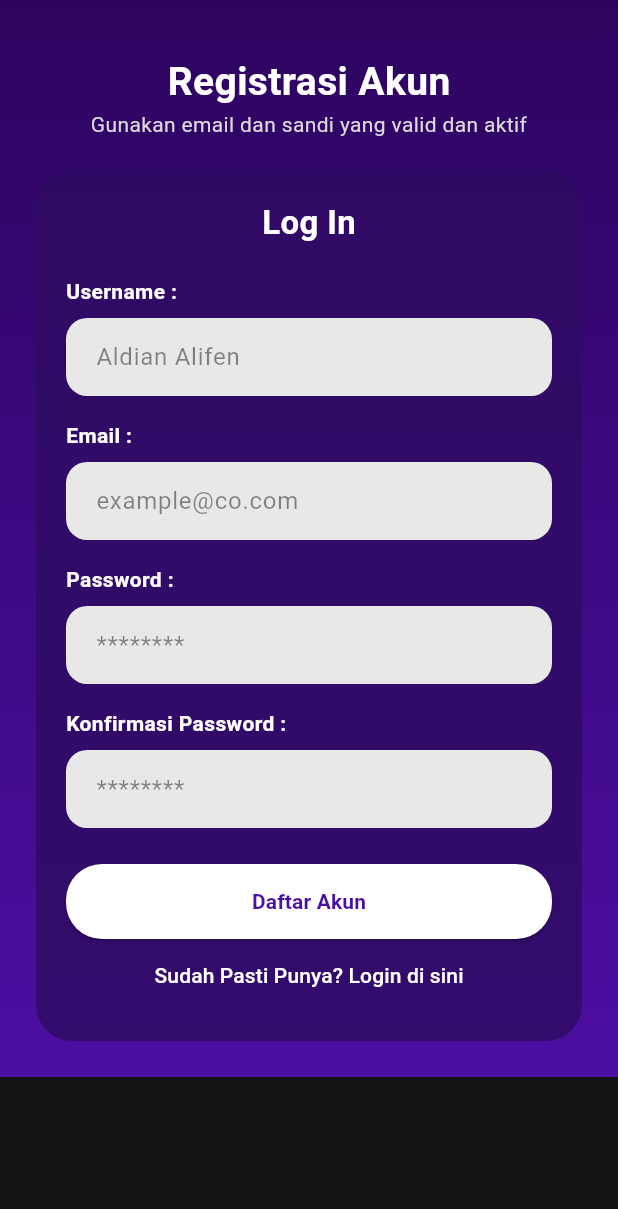
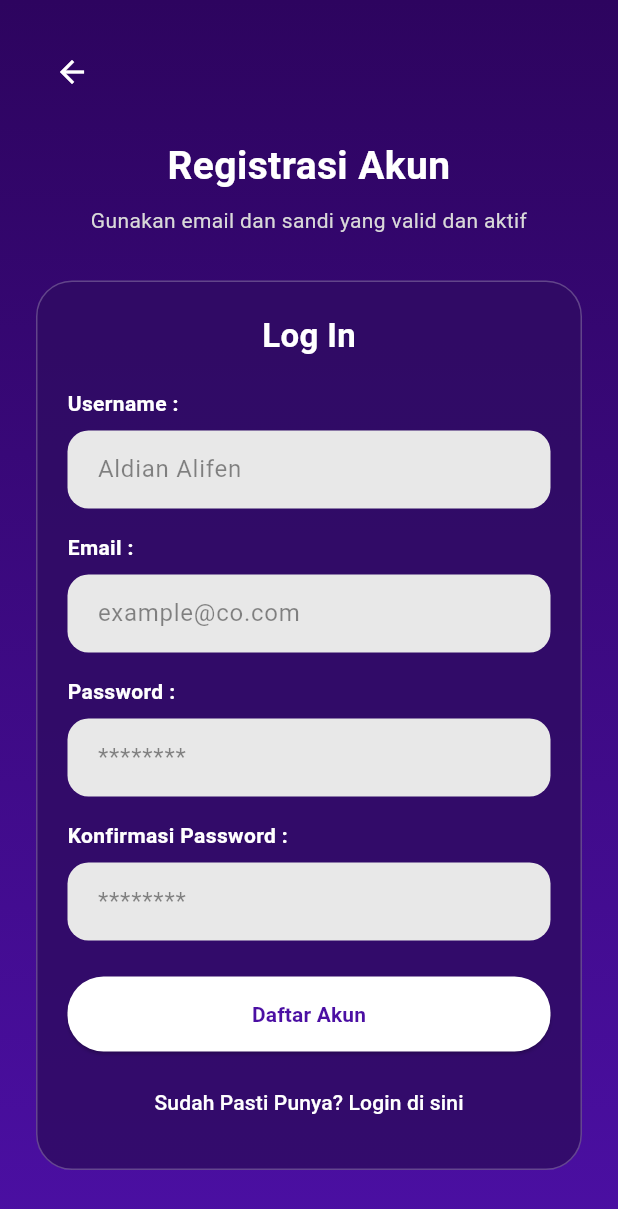
Before and after one commit to arhan321/klik_billiard, a Flutter app: the RegisterView screen opened by its route, on a phone screen of 412 x 824 dp. Shown: the top 1209 px of the screen. Run offline on Flutter 3.47's test engine with Material 3 defaults, Android fonts, the phone set to English and light mode, and no system bars.

Commit message:
perubahan_register

```diff
--- a/lib/modules/auth/register_view.dart
+++ b/lib/modules/auth/register_view.dart
@@ -3,7 +3,6 @@ import '../../core/app_colors.dart';
 import '../../routes/app_routes.dart';
 import '../../shared/widgets/custom_button.dart';
 import '../../shared/widgets/custom_text_field.dart';
-import '../../shared/widgets/page_container.dart';
 
 class RegisterView extends StatelessWidget {
   const RegisterView({super.key});
@@ -11,31 +10,72 @@ class RegisterView extends StatelessWidget {
   @override
   Widget build(BuildContext context) {
     return Scaffold(
-      body: PageContainer(
+      body: Container(
+        width: double.infinity,
+        height: double.infinity,
+        decoration: const BoxDecoration(
+          gradient: LinearGradient(
+            colors: [AppColors.primaryDark, AppColors.primary],
+            begin: Alignment.topCenter,
+            end: Alignment.bottomCenter,
+          ),
+        ),
+        child: SafeArea(
           child: SingleChildScrollView(
-          padding: const EdgeInsets.all(24),
+            child: ConstrainedBox(
+              constraints: BoxConstraints(
+                minHeight:
+                    MediaQuery.of(context).size.height -
+                    MediaQuery.of(context).padding.top,
+              ),
+              child: Padding(
+                padding: const EdgeInsets.symmetric(
+                  horizontal: 24,
+                  vertical: 24,
+                ),
                 child: Column(
+                  crossAxisAlignment: CrossAxisAlignment.start,
                   children: [
-              const SizedBox(height: 12),
-              const Text(
+                    IconButton(
+                      onPressed: () {
+                        Navigator.pop(context);
+                      },
+                      icon: const Icon(
+                        Icons.arrow_back,
+                        color: AppColors.white,
+                      ),
+                    ),
+                    const SizedBox(height: 20),
+                    const Center(
+                      child: Text(
                         'Registrasi Akun',
+                        textAlign: TextAlign.center,
                         style: TextStyle(
                           fontSize: 26,
                           fontWeight: FontWeight.bold,
                           color: AppColors.white,
                         ),
                       ),
-              const Text(
+                    ),
+                    const SizedBox(height: 8),
+                    const Center(
+                      child: Text(
                         'Gunakan email dan sandi yang valid dan aktif',
-                style: TextStyle(color: AppColors.lightText),
                         textAlign: TextAlign.center,
+                        style: TextStyle(
+                          color: AppColors.lightText,
+                          fontSize: 14,
                         ),
-              const SizedBox(height: 20),
+                      ),
+                    ),
+                    const SizedBox(height: 30),
                     Container(
+                      width: double.infinity,
                       padding: const EdgeInsets.all(20),
                       decoration: BoxDecoration(
                         color: AppColors.card.withOpacity(0.85),
                         borderRadius: BorderRadius.circular(24),
+                        border: Border.all(color: Colors.white24),
                       ),
                       child: Column(
                         children: [
@@ -79,6 +119,7 @@ class RegisterView extends StatelessWidget {
                               );
                             },
                           ),
+                          const SizedBox(height: 10),
                           TextButton(
                             onPressed: () {
                               Navigator.pop(context);
@@ -91,7 +132,11 @@ class RegisterView extends StatelessWidget {
                         ],
                       ),
                     ),
+                    const SizedBox(height: 24),
                   ],
+                ),
+              ),
+            ),
           ),
         ),
       ),
```
Lines whose indentation alone changed are shown as unchanged.
